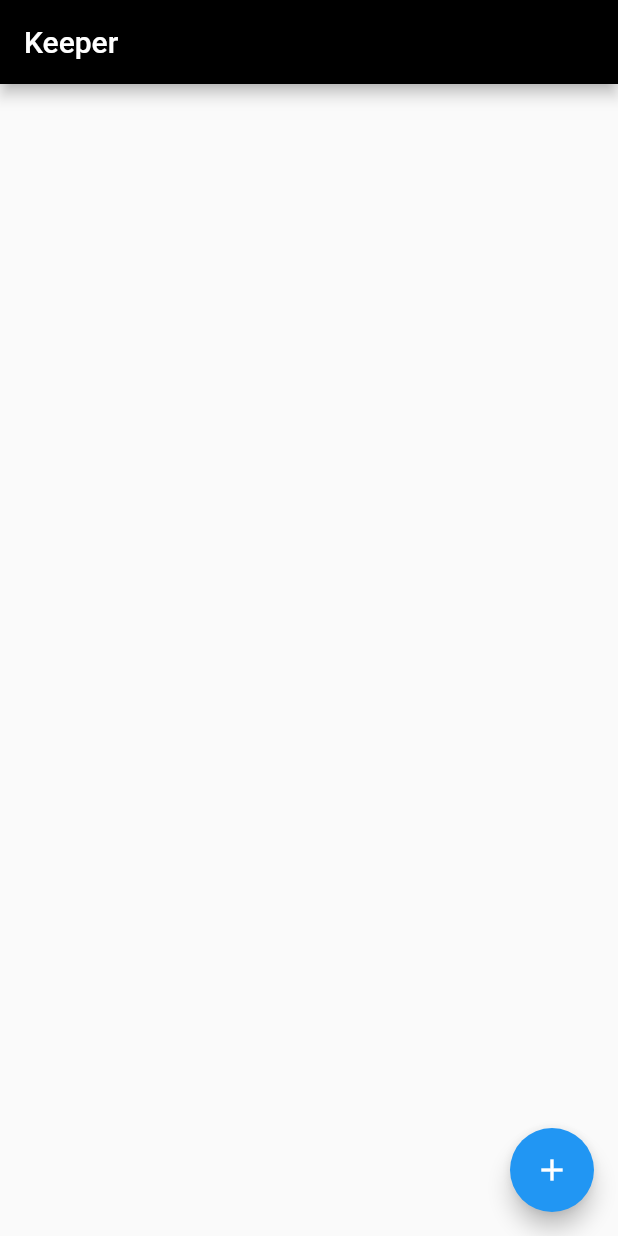
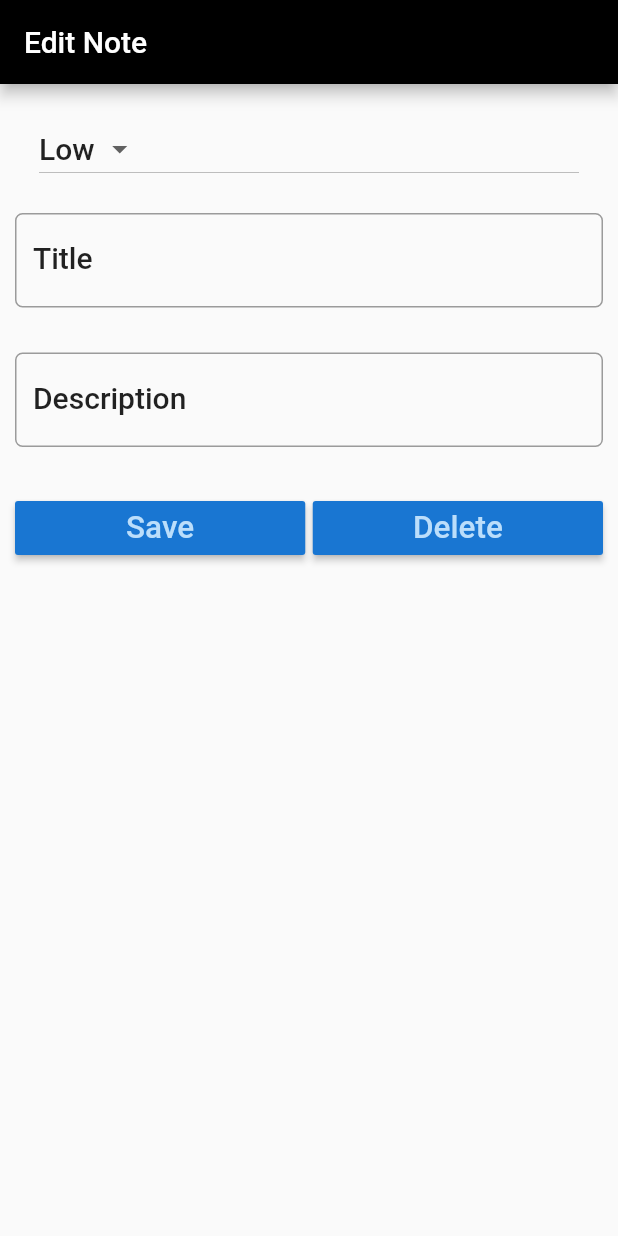
Before and after one commit to aashutoshrathi/keepr, a Flutter app: the screen it shows after launch, on a phone screen of 412 x 824 dp. Run offline on Flutter 3.47's test engine with Material 2 defaults, Android fonts, the phone set to English and light mode, and no system bars.

Commit message:
Add UI for Note Details Page

```diff
--- a/lib/main.dart
+++ b/lib/main.dart
@@ -1,5 +1,6 @@
 
 import 'package:flutter/material.dart';
+import 'package:flutter_keeper/screens/note_details.dart';
 import 'package:flutter_keeper/screens/note_list.dart';
 
 void main() {
@@ -17,7 +18,7 @@ class MyApp extends StatelessWidget {
         theme: ThemeData(
           primaryColor: Colors.black
         ),
-        home: NoteList()
+        home: NoteDetail()
       );
     }
 }
--- /dev/null
+++ b/lib/screens/note_details.dart
@@ -0,0 +1,134 @@
+import 'package:flutter/material.dart';
+
+class NoteDetail extends StatefulWidget {
+
+  @override
+    State<StatefulWidget> createState() {
+      return NoteDetailState();
+    }
+}
+
+class NoteDetailState extends State<NoteDetail> {
+
+  static var _priorities = ['High', 'Low'];
+
+  TextEditingController titleContr = TextEditingController();
+  TextEditingController descContr = TextEditingController();
+
+  @override
+    Widget build(BuildContext context) {
+
+      TextStyle textStyle = Theme.of(context).textTheme.title;
+
+      return Scaffold (
+        appBar: AppBar(
+          title: Text('Edit Note'),
+        ),
+
+        body: Padding(
+          padding: EdgeInsets.only(top: 15.0, left: 10.0, right: 10.0),
+          child: ListView(
+            children: <Widget>[
+              ListTile (
+                title: DropdownButton(
+                  items: _priorities.map((String dropDownString) {
+                    return DropdownMenuItem<String> (
+                      value: dropDownString,
+                      child: Text(dropDownString),
+                    );
+                  }).toList(),
+
+                  style: textStyle,
+                  value: 'Low',
+
+                  onChanged: (valueSelected) {
+                    setState(() {
+                      debugPrint('User selected $valueSelected');
+                    });
+                  }
+                ),
+              ),
+
+              Padding (
+                padding: EdgeInsets.only(top: 15.0, bottom: 15.0),
+                child: TextField(
+                  controller: titleContr,
+                  style: textStyle,
+                  onChanged: (value) {
+                    debugPrint('Something in Text Field');
+                  },
+                  decoration: InputDecoration(
+                    labelText: 'Title',
+                    labelStyle: textStyle,
+                    hintText: 'Add a title for the Task',
+                    border: OutlineInputBorder(
+                      borderRadius: BorderRadius.circular(5.0)
+                    )
+                  ),
+                )
+              ),
+
+              Padding (
+                padding: EdgeInsets.only(top: 15.0, bottom: 15.0),
+                child: TextField(
+                  controller: descContr,
+                  style: textStyle,
+                  onChanged: (value) {
+                    debugPrint('Something in Description Field');
+                  },
+                  decoration: InputDecoration(
+                    labelText: 'Description',
+                    hintText: 'Describe your task',
+                    labelStyle: textStyle,
+                    border: OutlineInputBorder(
+                      borderRadius: BorderRadius.circular(5.0)
+                    )
+                  ),
+                )
+              ),
+              Padding (
+                padding: EdgeInsets.only(top: 15.0, bottom: 15.0),
+                child: Row (
+                  children: <Widget>[
+                    Expanded(
+                      child: RaisedButton(
+                        color: Theme.of(context).primaryColorDark,
+                        textColor: Theme.of(context).primaryColorLight,
+                        child: Text (
+                          'Save',
+                          textScaleFactor: 1.5,
+                        ),
+                        onPressed: () {
+                          setState(() {
+                            debugPrint("Save button clicked");
+                          });
+                        },
+                      ),
+                    ),
+
+                    Container(width: 5.0,),
+
+                    Expanded(
+                      child: RaisedButton(
+                        color: Theme.of(context).primaryColorDark,
+                        textColor: Theme.of(context).primaryColorLight,
+                        child: Text (
+                          'Delete',
+                          textScaleFactor: 1.5,
+                        ),
+                        onPressed: () {
+                          setState(() {
+                            debugPrint("Delete button clicked");
+                          });
+                        },
+                      ),
+                    )
+                  ],
+                ),
+              )
+            ],
+          ),
+        ),
+      );
+    }
+}
--- a/lib/screens/note_list.dart
+++ b/lib/screens/note_list.dart
@@ -24,6 +24,7 @@ class NoteListState extends State<NoteList> {
           },
           tooltip: 'Add Note',
           child: Icon(Icons.add),
+          backgroundColor: Colors.black,
         ),
       );
     }
```
